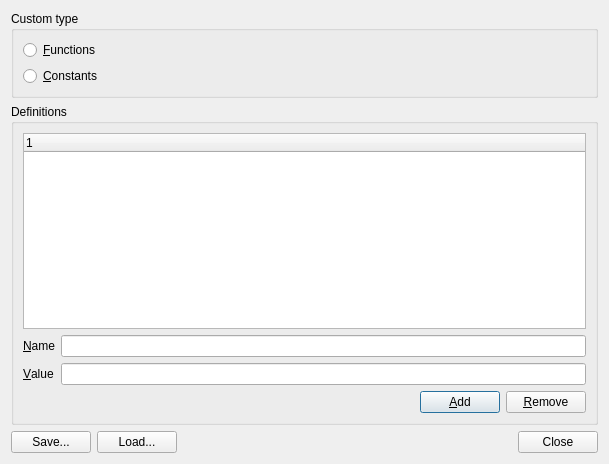
Before: the Qt Designer form dialogs/custom.ui in veusz/veusz, drawn with Qt 5.
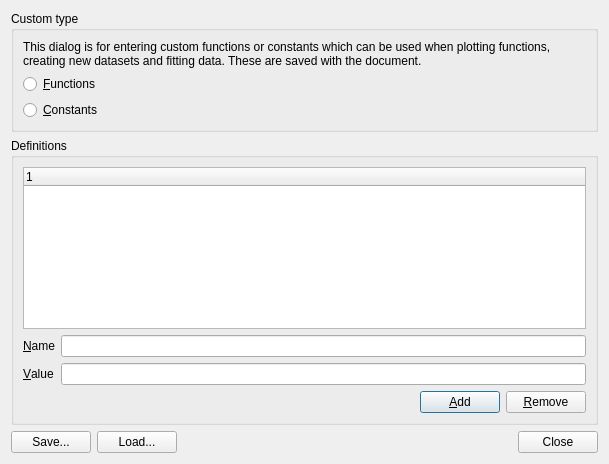
After: the same form once the commit is applied.

Commit message: Get custom function and constants mostly working. This adds an AddCustom command to the command interface to allow the definitions to be saved. Documents now save custom definitions.

Patch:
```diff
--- a/dialogs/custom.ui
+++ b/dialogs/custom.ui
@@ -20,6 +20,16 @@
       <string>Custom type</string>
      </property>
      <layout class="QVBoxLayout" name="verticalLayout">
+      <item>
+       <widget class="QLabel" name="label">
+        <property name="text">
+         <string>This dialog is for entering custom functions or constants which can be used when plotting functions, creating new datasets and fitting data. These are saved with the document.</string>
+        </property>
+        <property name="wordWrap">
+         <bool>true</bool>
+        </property>
+       </widget>
+      </item>
       <item>
        <widget class="QRadioButton" name="functionsRadio">
         <property name="toolTip">
```
The commit also changes 4 other files.
